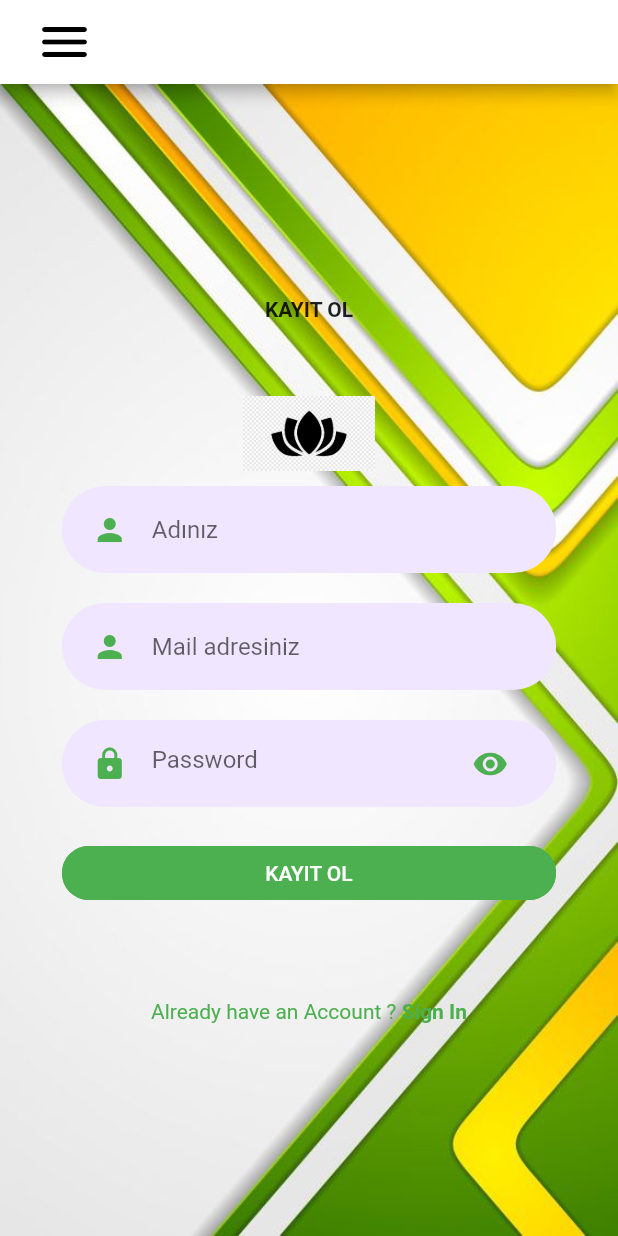
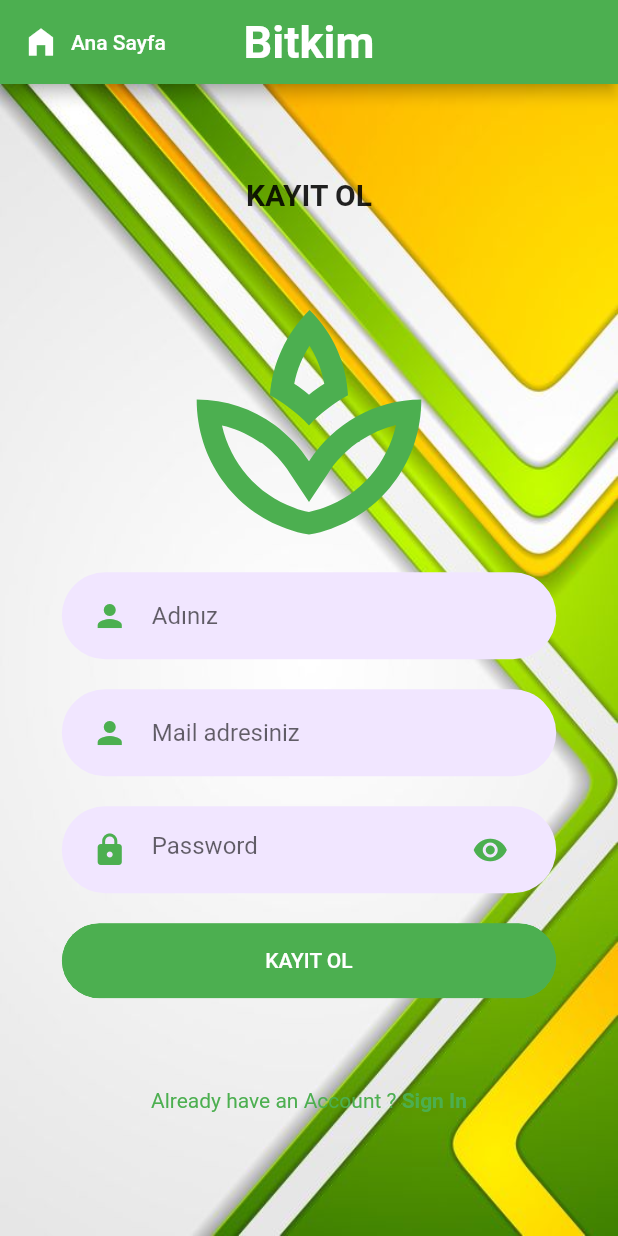
Before and after one commit to 9327MS/3301456_203301083, a Flutter app: the screen it shows after launch, after a tap on "Kayıt ol", on a phone screen of 412 x 824 dp. Run offline on Flutter 3.47's test engine with Material 2 defaults, Android fonts, the phone set to English and light mode, and no system bars; our stand-ins replace cloud_firestore, firebase_auth, firebase_core; accounts and stored records are empty; project files that could hold a hidden picture were left out.

Commit message:
küçük eklemeler //eksikler fazla

```diff
--- a/lib/Bodys/ilkbody.dart
+++ b/lib/Bodys/ilkbody.dart
@@ -42,10 +42,14 @@ class Body extends StatelessWidget {
           mainAxisAlignment: MainAxisAlignment.center,
           children: <Widget>[
             Text(
-              'Bitkime HOŞ GELDİNİZ',
+              'BİTKİM UYGULAMASINA HOŞ GELDİNİZ',
               style: TextStyle(fontWeight: FontWeight.bold),
             ),
-            Text('BİTKİM'),
+            Icon(
+              Icons.meeting_room,
+              color: Colors.orangeAccent,
+              size: 40,
+            ),
             SizedBox(height: 50),
             Icon(
               Icons.grass,
--- a/lib/Bodys/kayitbody.dart
+++ b/lib/Bodys/kayitbody.dart
@@ -5,6 +5,7 @@ import 'package:bitkim/kompodent/zatenvar.dart';
 import 'package:bitkim/pages/girisekran%C4%B1.dart';
 import 'package:bitkim/arkaplanlar/ilkarka.dart';
 import 'package:bitkim/services/auth.dart';
+import 'package:bitkim/services/cikisdialog.dart';
 import 'package:flutter/material.dart';
 import 'package:provider/provider.dart';
 
@@ -36,14 +37,16 @@ class Body extends StatelessWidget {
         child: Column(
           mainAxisAlignment: MainAxisAlignment.center,
           children: <Widget>[
+            SizedBox(height: 30),
             Text(
               "KAYIT OL",
-              style: TextStyle(fontWeight: FontWeight.bold),
+              style: TextStyle(fontWeight: FontWeight.bold,fontSize: 20),
             ),
             SizedBox(height: 50),
-            Image.asset(
-              "assets/images/ciceklogo.png",
-              height: 50,
+            Icon(
+              Icons.spa_outlined,
+              size: 180,
+              color: Colors.green,
             ),
             RoundedInputField(
               hintText: "Adınız",
@@ -64,10 +67,12 @@ class Body extends StatelessWidget {
             ),
             RoundedButton(
                 text: "KAYIT OL",
-                press: () {
-                  context
-                      .read<FlutterFireAuthService>()
+                press: () async{
+                  context.read<FlutterFireAuthService>()
                       .createAccount(user_name, user_email, user_password);
+                  Navigator.push(
+                      context, MaterialPageRoute(builder: (_) => giris()));
+                  cikis("Tebrikler", "Kayıt oldunuz şimdi lütfen giriş yapınız!", context);
                 }),
             SizedBox(height: 50),
             AlreadyHaveAnAccountCheck(
@@ -83,6 +88,7 @@ class Body extends StatelessWidget {
                 );
               },
             ),
+            SizedBox(height: 50),
           ],
         ),
       ),
--- a/lib/kompodent/rounded_button.dart
+++ b/lib/kompodent/rounded_button.dart
@@ -20,6 +20,7 @@ class RoundedButton extends StatelessWidget {
     return Container(
       margin: EdgeInsets.symmetric(vertical: 10),
       width: size.width * 0.8,
+      height: 50,
       child: ClipRRect(
         borderRadius: BorderRadius.circular(29),
         child: TextButton(
--- a/lib/main.dart
+++ b/lib/main.dart
@@ -14,12 +14,13 @@ import 'package:bitkim/firebase_options.dart';
 import 'package:bitkim/pages/kay%C4%B1t.dart';
 import 'package:bitkim/pages/geribildirim.dart';
 import 'package:async/async.dart';
-void main() async {
+
+Future<void> main() async {
   WidgetsFlutterBinding.ensureInitialized();
   await Firebase.initializeApp(
     options: DefaultFirebaseOptions.currentPlatform,
   );
-  runApp( MyApp());
+  runApp(const MyApp());
 }
 
 class MyApp extends StatelessWidget {
--- a/lib/pages/ilk.dart
+++ b/lib/pages/ilk.dart
@@ -17,20 +17,6 @@ class WelcomeScreen extends StatelessWidget {
         titleTextStyle: TextStyle(
             fontSize: 30, color: Colors.white, fontWeight: FontWeight.bold),
         title: Text('Bitkim'),
-        leading: Padding(
-          padding: EdgeInsets.symmetric(horizontal: 15),
-          child: Builder(
-            builder: (context) => IconButton(
-              icon: Icon(
-                Icons.menu_rounded,
-                size: 40,
-                color: Colors.white,
-              ),
-              color: Colors.white,
-              onPressed: () => Scaffold.of(context).openDrawer(),
-            ),
-          ),
-        ),
       ),
       body: Body()
     );
--- a/lib/pages/kayıt.dart
+++ b/lib/pages/kayıt.dart
@@ -1,3 +1,4 @@
+import 'package:bitkim/pages/ilk.dart';
 import 'package:flutter/material.dart';
 import 'package:bitkim/Bodys/kayitbody.dart';
 
@@ -6,22 +7,18 @@ class SignUpScreen extends StatelessWidget {
   Widget build(BuildContext context) {
     return Scaffold(
       appBar: AppBar(
-        automaticallyImplyLeading: false,
-        backgroundColor: Colors.white,
-        leading: Padding(
-          padding: EdgeInsets.symmetric(horizontal: 15),
-          child: Builder(
-            builder: (context) => IconButton(
-              icon: Icon(
-                Icons.menu_rounded,
-                size: 40,
-                color: Colors.black,
-              ),
-              color: Colors.black,
-              onPressed: () => Scaffold.of(context).openDrawer(),
-            ),
-          ),
+        leadingWidth: 130,
+        leading: ElevatedButton.icon(
+            onPressed: () => Navigator.pushReplacement(context,MaterialPageRoute(builder: (context) => WelcomeScreen())),
+            icon: const Icon(Icons.home_filled),
+            label: const Text('Ana Sayfa'),
+            style: ElevatedButton.styleFrom(
+                elevation: 0, primary: Colors.transparent, shadowColor: Colors.white)
         ),
+        centerTitle: true,
+        titleTextStyle: TextStyle(
+            fontSize: 30, color: Colors.white, fontWeight: FontWeight.bold),
+        title: Text('Bitkim'),
       ),
       body: Body(),
     );
--- a/lib/services/domainfirms_provider.dart
+++ b/lib/services/domainfirms_provider.dart
@@ -1,54 +1,48 @@
 import 'package:bitkim/model/domain_firms.dart';
 import 'package:bitkim/services/firestore_domainfirms_service.dart';
 import 'package:flutter/material.dart';
+import 'package:bitkim/model/domain_firms.dart';
 import 'package:uuid/uuid.dart';
 
 
 class DomainFirmsProvider with ChangeNotifier {
 
   final firestoreService = FirestoreDomainFirmsService();
-  String? _gorus;
-  String? _iletisim;
+  String? _id;
+  String? _name;
+  String? _loginname;
+  String? _loginpassword;
+  String? _web;
 
   var uuid = Uuid();
 
-  String? get gorus => _gorus;
+  String? get id => _id;
 
-  String? get iletisim => _iletisim;
+  String? get name => _name;
 
-  changegorus(String value) {
-    _gorus = value;
+  String? get loginname => _loginname;
+
+  String? get loginpassword => _loginpassword;
+
+  String? get web => _web;
+
+  changeName(String value) {
+    _name = value;
     notifyListeners();
   }
 
-  changeiletisim(String value) {
-    _iletisim = value;
+  changeLoginName(String value) {
+    _loginname = value;
     notifyListeners();
   }
 
-  loadValues(DomainFirms domainfirm) {
-    _gorus = domainfirm.gorus;
-    _iletisim = domainfirm.iletisim;
+  changeLoginPassword(String value) {
+    _loginpassword = value;
+    notifyListeners();
   }
 
-  saveDomainFirm() {
-    if (_gorus == null) {
-      var newDomainFirm = DomainFirms(
-          gorus: uuid.v4(),
-          iletisim: iletisim,
-          );
-      firestoreService.saveDomainFirm(newDomainFirm);
-    } else {
-      //Update
-      var updatedDomainFirm = DomainFirms(
-          gorus:gorus,
-          iletisim: iletisim,
-         );
-      firestoreService.saveDomainFirm(updatedDomainFirm);
-    }
-  }
-
-  removeDomainFirm(String id) {
-    firestoreService.removeDomainFirm(id);
+  changeWeb(String value) {
+    _web = value;
+    notifyListeners();
   }
 }
```
Also changed, not shown: lib/Bodys/geribody.dart (deleted, +0 -164 lines), lib/Bodys/girisbody.dart (+4 -4 lines), lib/pages/cklist.dart (+6 -8 lines), lib/pages/ekran.dart (+9 -4 lines), lib/pages/girisekranı.dart (+11 -1 lines), lib/services/auth.dart (+5 -4 lines), lib/firebase_options.dart, 1 other file.
